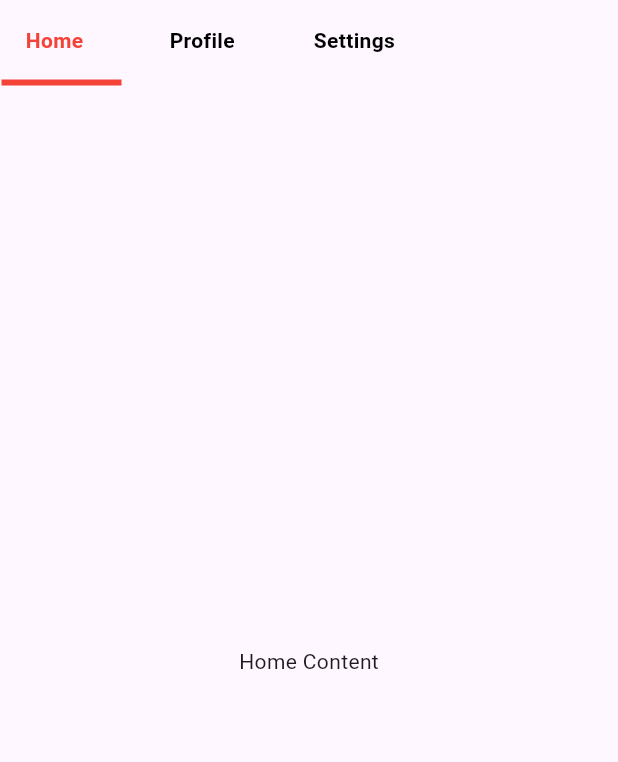
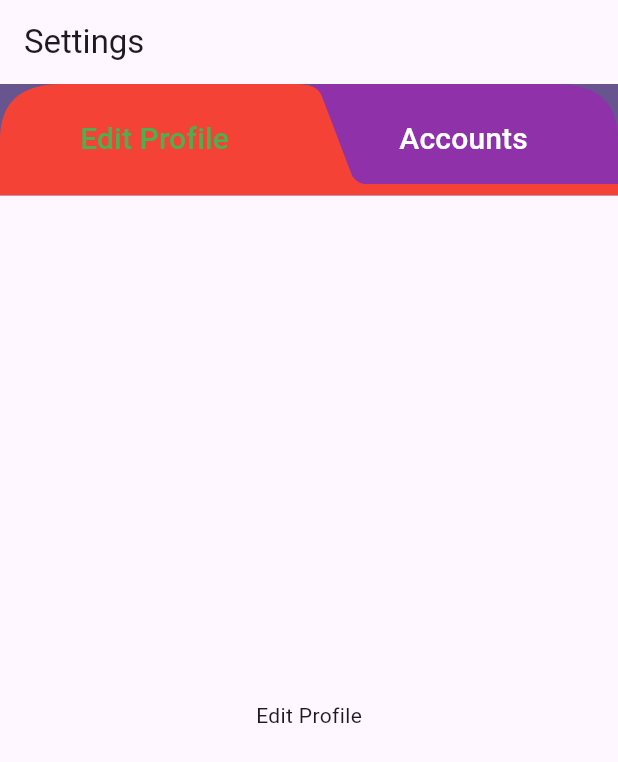
Before and after one commit to Anonymousgaurav/custom_tabs_flutter, a Flutter app: the screen it shows after launch, on a phone screen of 412 x 824 dp. Shown: the top 762 px of the screen. Run offline on Flutter 3.47's test engine with Material 3 defaults, Android fonts, the phone set to English and light mode, and no system bars.

Commit message:
tab_bar_2

```diff
--- a/lib/main.dart
+++ b/lib/main.dart
@@ -1,4 +1,5 @@
 import 'package:custom_tab_flutter/tab_bar_1.dart';
+import 'package:custom_tab_flutter/tab_bar_2.dart';
 import 'package:flutter/material.dart';
 
 void main() {
@@ -15,7 +16,7 @@ class MyApp extends StatelessWidget {
         colorScheme: ColorScheme.fromSeed(seedColor: Colors.deepPurple),
         useMaterial3: true,
       ),
-      home:  SafeArea(child: Material(child: CustomTabBar(),))
+      home:  SafeArea(child: Material(child: CustomTabPage(),))
     );
   }
 }
--- /dev/null
+++ b/lib/tab_bar_2.dart
@@ -0,0 +1,224 @@
+import 'dart:math' as math;
+
+import 'package:flutter/material.dart';
+
+const kPageTitle = 'Settings';
+const kLabels = ["Edit Profile", "Accounts"];
+const kTabBgColor = Color(0xFF8F32A9);
+const kTabFgColor = Colors.white;
+
+class CustomTabPage extends StatefulWidget {
+  const CustomTabPage({Key? key}) : super(key: key);
+
+  @override
+  _CustomTabPageState createState() => _CustomTabPageState();
+}
+
+class _CustomTabPageState extends State<CustomTabPage> with SingleTickerProviderStateMixin {
+  late TabController _controller;
+  List<int> _ids = [1, 0];
+
+  @override
+  void initState() {
+    super.initState();
+    _controller = TabController(length: 2, vsync: this);
+  }
+
+  @override
+  void dispose() {
+    _controller.dispose();
+    super.dispose();
+  }
+
+  @override
+  Widget build(BuildContext context) {
+    return Scaffold(
+      appBar: AppBar(
+        title: Text(kPageTitle),
+        elevation: 0,
+      ),
+      body: Column(
+        children: [
+          MyTabBar(
+            controller: _controller,
+            labels: kLabels,
+            backgroundColor: kTabBgColor,
+            foregroundColor: kTabFgColor,
+            activeBackgroundColor: Colors.red,
+            activeForegroundColor: Colors.green,
+            fontSize: 20,
+            onTabTapped: (id) {
+              setState(() {
+                _ids = _ids.reversed.toList();
+              });
+            },
+            ids: _ids,
+          ),
+          Expanded(
+            child: TabBarView(
+              controller: _controller,
+              children: [
+                Center(child: Text(kLabels[0])),
+                Center(child: Text(kLabels[1])),
+              ],
+            ),
+          ),
+        ],
+      ),
+    );
+  }
+}
+
+class MyTabBar extends StatelessWidget {
+  final TabController controller;
+  final List<String> labels;
+  final Color backgroundColor;
+  final Color foregroundColor;
+  final Color activeBackgroundColor;
+  final Color activeForegroundColor;
+  final double fontSize;
+  final Function(int) onTabTapped;
+  final List<int> ids;
+
+  const MyTabBar({
+    Key? key,
+    required this.controller,
+    required this.labels,
+    required this.backgroundColor,
+    required this.foregroundColor,
+    required this.activeBackgroundColor,
+    required this.activeForegroundColor,
+    required this.fontSize,
+    required this.onTabTapped,
+    required this.ids,
+  }) : super(key: key);
+
+  @override
+  Widget build(BuildContext context) {
+    return AspectRatio(
+      aspectRatio: 100 / 18,
+      child: ColoredBox(
+        color: Theme.of(context).primaryColor,
+        child: Stack(
+          fit: StackFit.expand,
+          children: ids.map((id) {
+            final active = controller.index == id;
+            return MyTab(
+              backgroundColor: backgroundColor,
+              foregroundColor: foregroundColor,
+              activeBackgroundColor: activeBackgroundColor,
+              activeForegroundColor: activeForegroundColor,
+              fontSize: fontSize,
+              active: active,
+              reversed: id == 1,
+              label: labels[id],
+              onTap: () {
+                controller.animateTo(id);
+                onTabTapped(id);
+              },
+            );
+          }).toList(),
+        ),
+      ),
+    );
+  }
+}
+
+class MyTab extends StatelessWidget {
+  final Color backgroundColor;
+  final Color foregroundColor;
+  final Color activeBackgroundColor;
+  final Color activeForegroundColor;
+  final double fontSize;
+  final bool active;
+  final bool reversed;
+  final String label;
+  final VoidCallback onTap;
+
+  Color get bgColor =>
+      active ? activeBackgroundColor : backgroundColor;
+  Color get fgColor =>
+      active ? activeForegroundColor : foregroundColor;
+
+  const MyTab({
+    Key? key,
+    required this.active,
+    this.reversed = false,
+    required this.label,
+    required this.backgroundColor,
+    required this.foregroundColor,
+    required this.activeBackgroundColor,
+    required this.activeForegroundColor,
+    required this.fontSize,
+    required this.onTap,
+  }) : super(key: key);
+
+  @override
+  Widget build(BuildContext context) {
+    return Stack(
+      children: [
+        Positioned.fill(
+          child: IgnorePointer(
+            child: reversed
+                ? Transform(
+              alignment: Alignment.center,
+              transform: Matrix4.rotationY(math.pi),
+              child: CustomPaint(painter: TabPainter(color: bgColor)),
+            )
+                : CustomPaint(painter: TabPainter(color: bgColor)),
+          ),
+        ),
+        Align(
+          alignment: reversed ? Alignment.centerRight : Alignment.centerLeft,
+          child: FractionallySizedBox(
+            widthFactor: .5,
+            heightFactor: 1,
+            child: TextButton(
+              onPressed: active ? null : onTap,
+              child: Text(
+                label,
+                style: TextStyle(color: fgColor, fontSize: fontSize),
+              ),
+            ),
+          ),
+        ),
+      ],
+    );
+  }
+}
+
+class TabPainter extends CustomPainter {
+  final Color? color;
+
+  TabPainter({this.color});
+
+  @override
+  void paint(Canvas canvas, Size size) {
+    var paint = Paint()
+      ..color = color!
+      ..style = PaintingStyle.fill;
+
+    var path = Path();
+
+    path.moveTo(0, size.height);
+    path.lineTo(0, .5 * size.height);
+    path.quadraticBezierTo(0, 0, .1 * size.width, 0);
+    path.lineTo(.48 * size.width, 0);
+    path.quadraticBezierTo(
+        .512 * size.width, 0, .52 * size.width, .1 * size.height);
+    path.lineTo(.57 * size.width, .83 * size.height);
+    path.quadraticBezierTo(
+        .58 * size.width, .9 * size.height, .59 * size.width, .9 * size.height);
+    path.lineTo(size.width, .9 * size.height);
+    path.lineTo(size.width, size.height);
+    path.lineTo(0, size.height);
+    path.close();
+
+    canvas.drawPath(path, paint);
+  }
+
+  @override
+  bool shouldRepaint(CustomPainter oldDelegate) {
+    return true;
+  }
+}
```
